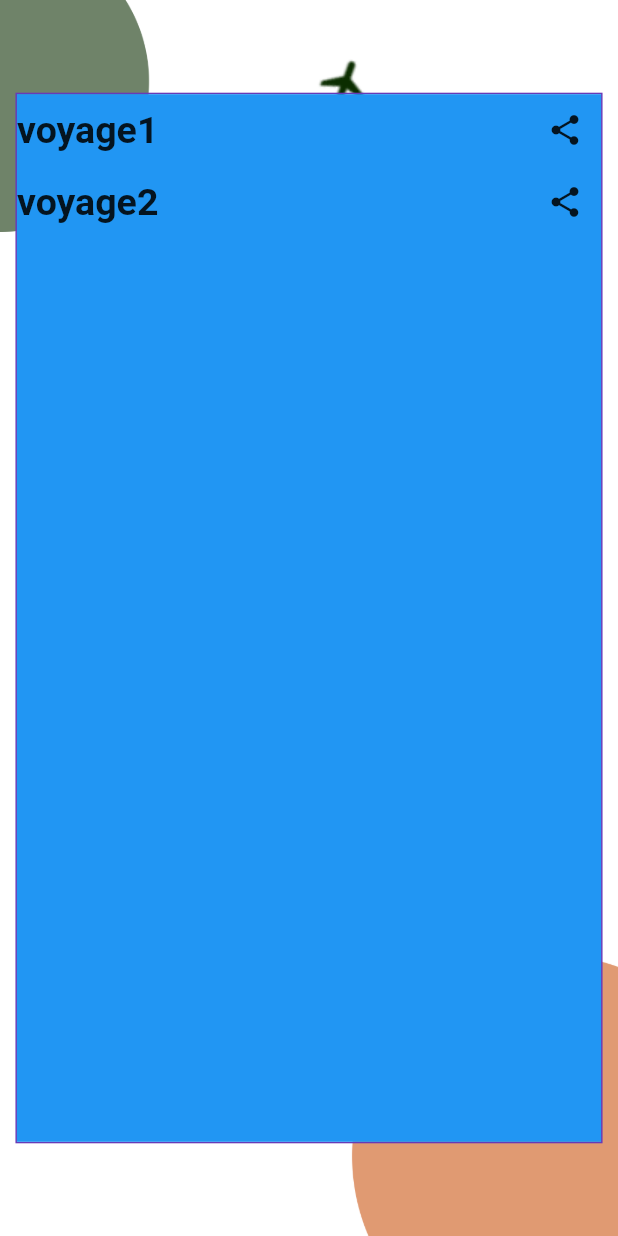
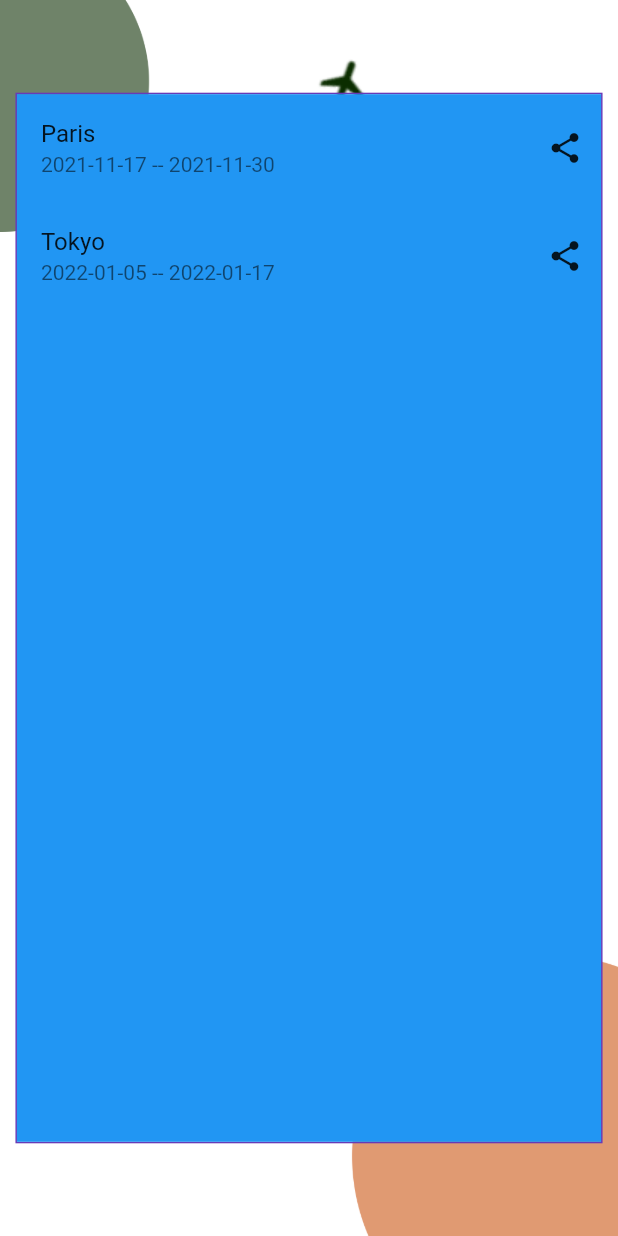
Before and after one commit to PlanGo-app/PlanGo_ui, a Flutter app: the screen it shows after launch, after a tap on "Connexion", on a phone screen of 412 x 824 dp. Run offline on Flutter 3.47's test engine with Material 2 defaults, Android fonts, the phone set to English and light mode, and no system bars; our stand-ins replace bloc, equatable, flutter_bloc, flutter_keyboard_visibility, share.

Commit message:
add mock for travel and update display

```diff
--- /dev/null
+++ b/assets/travels.json
@@ -0,0 +1,16 @@
+[
+  {
+    "name": "Paris",
+    "country": "France",
+    "city": "Paris",
+    "date_start":"2021-11-17T13:30:06.419Z",
+    "date_end":"2021-11-30T13:30:06.419Z"
+  },
+  {
+    "name": "Tokyo",
+    "country": "Japon",
+    "city": "Tokyo",
+    "date_start":"2022-01-05T13:30:06.419Z",
+    "date_end":"2022-01-17T13:30:06.419Z"
+  }
+]
--- /dev/null
+++ b/lib/model/travel.dart
@@ -0,0 +1,23 @@
+class Travel {
+  String name;
+  String country;
+  String city;
+  DateTime date_start;
+  DateTime date_end;
+
+  Travel(
+      {required this.name,
+      required this.country,
+      required this.city,
+      required this.date_start,
+      required this.date_end});
+
+  factory Travel.fromJson(Map<String, dynamic> parsedJson) {
+    return Travel(
+        name: parsedJson['name'],
+        country: parsedJson['country'],
+        city: parsedJson['city'],
+        date_start: DateTime.parse(parsedJson['date_start'].toString()),
+        date_end: DateTime.parse(parsedJson['date_end'].toString()));
+  }
+}
--- a/lib/views/sharing/sharing_page.dart
+++ b/lib/views/sharing/sharing_page.dart
@@ -59,7 +59,7 @@ class SharingPage extends StatelessWidget {
                 Row(
                   mainAxisAlignment: MainAxisAlignment.center,
                   children: [
-                    Container(
+                    SizedBox(
                       width: MediaQuery.of(context).size.width / 2,
                       child: RoundedButton(
                           text: "Retour",
@@ -67,7 +67,7 @@ class SharingPage extends StatelessWidget {
                             Navigator.pop(context);
                           }),
                     ),
-                    Container(
+                    SizedBox(
                       width: MediaQuery.of(context).size.width / 2,
                       child: RoundedButton(
                           text: "Partager",
--- a/lib/views/travels_list/travels_list.dart
+++ b/lib/views/travels_list/travels_list.dart
@@ -1,4 +1,9 @@
+import 'dart:convert';
+
 import 'package:flutter/material.dart';
+import 'package:flutter/services.dart' show rootBundle;
+import 'package:intl/intl.dart';
+import 'package:plango_front/model/travel.dart';
 import 'package:plango_front/views/sharing/sharing_page.dart';
 import 'package:plango_front/views/travels_list/travels_list_background.dart';
 
@@ -13,6 +18,7 @@ class _TravelsListState extends State<TravelsList> {
   @override
   Widget build(BuildContext context) {
     Size size = MediaQuery.of(context).size;
+    DateFormat dateFormat = DateFormat("yyyy-MM-dd");
     return BackgroundTravelsList(
         child: SizedBox(
       width: size.width * 0.95,
@@ -21,11 +27,63 @@ class _TravelsListState extends State<TravelsList> {
         decoration: BoxDecoration(border: Border.all(color: Colors.deepPurple)),
         child: Scaffold(
           backgroundColor: Colors.blue,
-          // decoration: BoxDecoration(border: Border.all(color: Colors.deepPurple)),
           body: MediaQuery.removePadding(
-            context: context,
-            removeTop: true,
-            child: ListView.builder(
+              context: context,
+              removeTop: true,
+              child: FutureBuilder<List<Travel>>(
+                future: loadTravels(),
+                builder: (BuildContext context,
+                    AsyncSnapshot<List<Travel>> snapshot) {
+                  switch (snapshot.connectionState) {
+                    case ConnectionState.waiting:
+                      return const Center(
+                        child: CircularProgressIndicator(
+                            backgroundColor: Colors.black),
+                      );
+                    default:
+                      if (snapshot.hasError) {
+                        return Text('Error: ${snapshot.error}');
+                      } else if (snapshot.data!.isEmpty) {
+                        return const Text('No travels');
+                      } else {
+                        // return Text(snapshot.data!);
+                        return ListView.builder(
+                            itemCount: snapshot.data!.length,
+                            itemBuilder: (context, index) {
+                              return Row(
+                                mainAxisAlignment:
+                                    MainAxisAlignment.spaceBetween,
+                                children: [
+                                  Expanded(
+                                    child: ListTile(
+                                      title: Text(snapshot.data![index].name),
+                                      subtitle: Text(dateFormat.format(snapshot
+                                              .data![index].date_start) +
+                                          " -- " +
+                                          dateFormat.format(
+                                              snapshot.data![index].date_end)),
+                                    ),
+                                  ),
+                                  IconButton(
+                                    icon: const Icon(Icons.share),
+                                    onPressed: () {
+                                      Navigator.push(
+                                          context,
+                                          MaterialPageRoute(
+                                            builder: (context) =>
+                                                const SharingPage(),
+                                          ));
+                                    },
+                                  )
+                                ],
+                              );
+                            });
+                      }
+                  }
+                },
+              )
+
+              /*ListView.builder(
                 itemCount: ["voyage1", "voyage2"].length,
                 itemBuilder: (context, index) {
                   return Row(
@@ -39,9 +97,8 @@ class _TravelsListState extends State<TravelsList> {
                             fontWeight: FontWeight.bold, fontSize: 25),
                       ),
                       IconButton(
-                        icon: Icon(Icons.share),
+                        icon: const Icon(Icons.share),
                         onPressed: () {
-                          print("Share");
                           Navigator.push(
                               context,
                               MaterialPageRoute(
@@ -51,10 +108,26 @@ class _TravelsListState extends State<TravelsList> {
                       )
                     ],
                   );
-                }),
-          ),
+                }),*/
+              ),
         ),
       ),
     ));
   }
+
+  Future<String> _loadTravelsAssets() async {
+    return await rootBundle
+        .loadString('assets/travels.json'); // return your response
+  }
+
+  Future<List<Travel>> loadTravels() async {
+    await Future.delayed(Duration(seconds: 1), () => {});
+    String jsonString = await _loadTravelsAssets();
+    final jsonResponse = json.decode(jsonString);
+    List<Travel> travels = [];
+    for (dynamic travel in jsonResponse) {
+      travels.add(Travel.fromJson(travel));
+    }
+    return travels;
+  }
 }
--- a/pubspec.yaml
+++ b/pubspec.yaml
@@ -39,6 +39,7 @@ dependencies:
   equatable: ^2.0.3
   flutter_keyboard_visibility: ^5.1.0
   share: ^2.0.4
+  intl: ^0.17.0
 
 dev_dependencies:
   flutter_test:
@@ -65,6 +66,7 @@ flutter:
   # To add assets to your application, add an assets section, like this:
   assets:
     - assets/image/
+    - assets/
 
   # An image asset can refer to one or more resolution-specific "variants", see
   # https://flutter.dev/assets-and-images/#resolution-aware.
```
Also changed, not shown: pubspec.lock.
